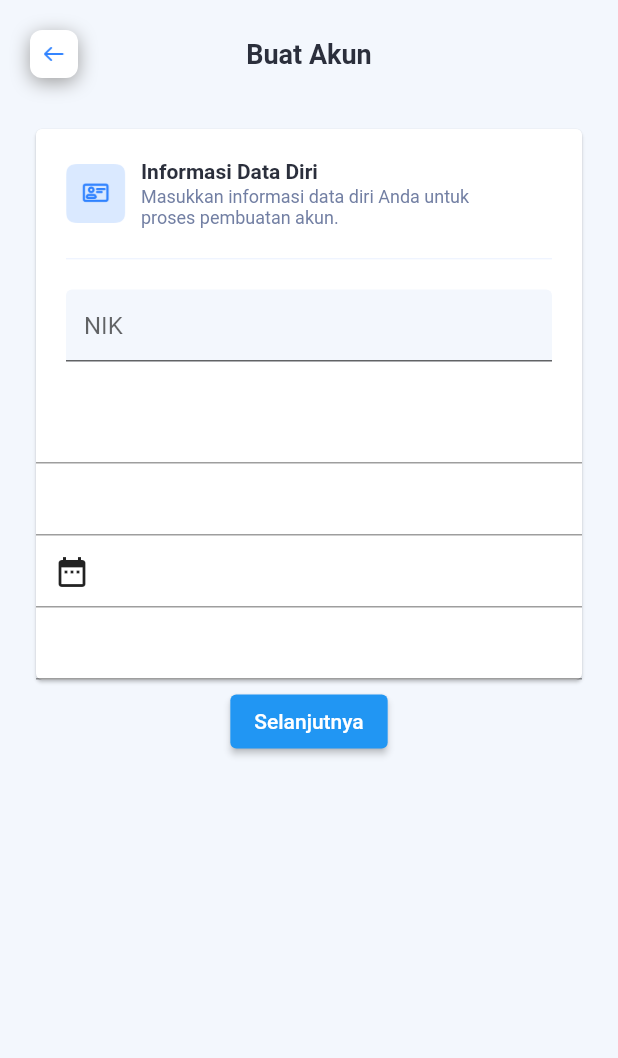
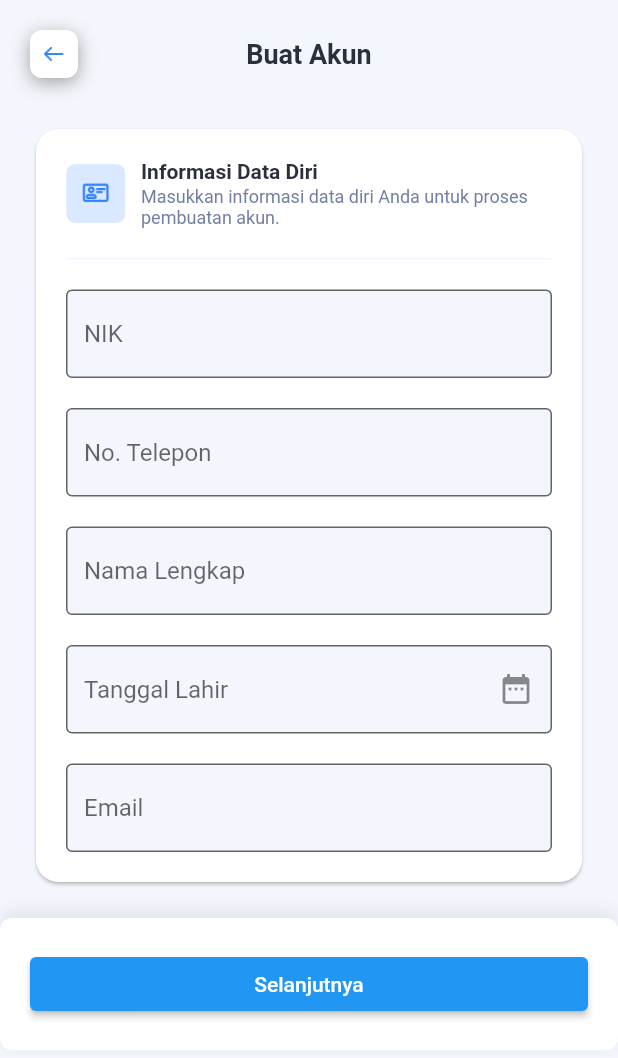
Before and after one commit to eryhrnt/sephora, a Flutter app: the screen it shows after launch, on a phone screen of 412 x 824 dp. Shown: the top 1058 px of the screen. Run offline on Flutter 3.47's test engine with Material 2 defaults, Android fonts, the light colour scheme and no system bars.

Commit message:
add register

```diff
--- a/lib/register/screen/register1_screen.dart
+++ b/lib/register/screen/register1_screen.dart
@@ -1,5 +1,6 @@
 import 'package:flutter/material.dart';
 import 'package:sephora/register/widget/back_button.dart';
+import 'package:sephora/register/widget/next_button.dart';
 import 'package:sephora/register/widget/text_register.dart';
 
 class RegisterScreen extends StatefulWidget {
@@ -15,14 +16,19 @@ class _RegisterScreenState extends State<RegisterScreen> {
     return SafeArea(
       child: Scaffold(
         backgroundColor: Color(0xFFF3F7FD),
-        body: Padding(
+        body: SingleChildScrollView(
+          child: Column(
+            children: [
+              Padding(
                 padding: const EdgeInsets.all(20.0),
                 child: Container(
                   child: Column(children: [
                     Row(
                       mainAxisAlignment: MainAxisAlignment.spaceBetween,
                       children: [
-                  BackButtonWidget(),
+                        BackButtonWidget(
+                          onPressed: () {},
+                        ),
                         const Text(
                           'Buat Akun',
                           style: TextStyle(
@@ -37,6 +43,8 @@ class _RegisterScreenState extends State<RegisterScreen> {
                     Padding(
                       padding: const EdgeInsets.only(top: 20.0),
                       child: Card(
+                        shape: RoundedRectangleBorder(
+                            borderRadius: BorderRadius.circular(15)),
                         child: Column(
                           children: [
                             Padding(
@@ -44,14 +52,18 @@ class _RegisterScreenState extends State<RegisterScreen> {
                               child: Row(
                                 children: [
                                   Image(
-                              image: AssetImage('assets/register1/icon_id.png'),
+                                    image: AssetImage(
+                                        'assets/register1/icon_id.png'),
                                     width: 40,
                                     height: 40,
                                   ),
-                            Padding(
-                              padding: const EdgeInsets.only(left: 10.0),
+                                  Expanded(
+                                    child: Padding(
+                                      padding:
+                                          const EdgeInsets.only(left: 10.0),
                                       child: Column(
-                                crossAxisAlignment: CrossAxisAlignment.start,
+                                        crossAxisAlignment:
+                                            CrossAxisAlignment.start,
                                         children: [
                                           const Text(
                                             'Informasi Data Diri',
@@ -62,7 +74,8 @@ class _RegisterScreenState extends State<RegisterScreen> {
                                           ),
                                           SizedBox(height: 2),
                                           const Text(
-                                    'Masukkan informasi data diri Anda untuk \nproses pembuatan akun.',
+                                            'Masukkan informasi data diri Anda '
+                                            'untuk proses pembuatan akun.',
                                             style: TextStyle(
                                                 fontWeight: FontWeight.w400,
                                                 fontSize: 12,
@@ -70,40 +83,31 @@ class _RegisterScreenState extends State<RegisterScreen> {
                                           )
                                         ],
                                       ),
+                                    ),
                                   )
                                 ],
                               ),
                             ),
                             Padding(
-                        padding: const EdgeInsets.only(left: 20.0, right: 20.0),
+                              padding: const EdgeInsets.only(
+                                  left: 20.0, right: 20.0),
                               child: const Divider(
                                 height: 1,
                                 color: Color(0xFFE9F0FF),
                               ),
                             ),
                             TextRegister(),
-                      //TextField(),
-                      TextField(),
-                      TextField(),
-                      Stack(
-                        children: [
-                          const TextField(),
-                          IconButton(
-                              onPressed: () {}, icon: Icon(Icons.date_range))
-                        ],
-                      ),
-                      TextField()
                           ],
                         ),
                       ),
                     ),
-              Container(
-                child: ElevatedButton(
+                  ]),
+                ),
+              ),
+              NextButton(
                 onPressed: () {},
-                  child: const Text('Selanjutnya'),
-                ),
               )
-            ]),
+            ],
           ),
         ),
       ),
--- a/lib/register/widget/back_button.dart
+++ b/lib/register/widget/back_button.dart
@@ -1,7 +1,8 @@
 import 'package:flutter/material.dart';
 
 class BackButtonWidget extends StatelessWidget {
-  const BackButtonWidget({super.key});
+  const BackButtonWidget({super.key, required this.onPressed});
+  final Function onPressed;
 
   @override
   Widget build(BuildContext context) {
--- /dev/null
+++ b/lib/register/widget/next_button.dart
@@ -0,0 +1,29 @@
+import 'package:flutter/material.dart';
+
+class NextButton extends StatelessWidget {
+  const NextButton({super.key, required this.onPressed});
+  final Function onPressed;
+
+  @override
+  Widget build(BuildContext context) {
+    return Container(
+      width: MediaQuery.of(context).size.width,
+      decoration: BoxDecoration(
+          color: Colors.white,
+          boxShadow: [
+            BoxShadow(
+                color: Color.fromARGB(20, 0, 0, 0),
+                offset: Offset(0, -4),
+                blurRadius: 10)
+          ],
+          borderRadius: BorderRadius.all(Radius.circular(8))),
+      child: Padding(
+        padding: const EdgeInsets.all(20.0),
+        child: ElevatedButton(
+          onPressed: () {},
+          child: const Text('Selanjutnya'),
+        ),
+      ),
+    );
+  }
+}
--- a/lib/register/widget/text_register.dart
+++ b/lib/register/widget/text_register.dart
@@ -11,8 +11,56 @@ class TextRegister extends StatelessWidget {
         const TextField(
           obscureText: true,
           decoration: InputDecoration(
-              filled: true, fillColor: Color(0xFFF3F7FD), hintText: 'NIK'),
-        )
+              filled: true,
+              fillColor: Color(0xFFF3F7FD),
+              hintText: 'NIK',
+              border: OutlineInputBorder()),
+        ),
+        SizedBox(height: 20),
+        const TextField(
+          obscureText: true,
+          decoration: InputDecoration(
+              filled: true,
+              fillColor: Color(0xFFF3F7FD),
+              hintText: 'No. Telepon',
+              border: OutlineInputBorder()),
+        ),
+        SizedBox(height: 20),
+        const TextField(
+          obscureText: true,
+          decoration: InputDecoration(
+              filled: true,
+              fillColor: Color(0xFFF3F7FD),
+              hintText: 'Nama Lengkap',
+              border: OutlineInputBorder()),
+        ),
+        SizedBox(height: 20),
+        Stack(
+          children: [
+            TextField(
+              obscureText: true,
+              decoration: InputDecoration(
+                filled: true,
+                fillColor: Color(0xFFF3F7FD),
+                hintText: 'Tanggal Lahir',
+                border: OutlineInputBorder(),
+                suffixIcon: IconButton(
+                  onPressed: () {},
+                  icon: Icon(Icons.date_range),
+                ),
+              ),
+            ),
+          ],
+        ),
+        SizedBox(height: 20),
+        const TextField(
+          obscureText: true,
+          decoration: InputDecoration(
+              filled: true,
+              fillColor: Color(0xFFF3F7FD),
+              hintText: 'Email',
+              border: OutlineInputBorder()),
+        ),
       ]),
     );
   }
```
Lines whose indentation alone changed are shown as unchanged.
